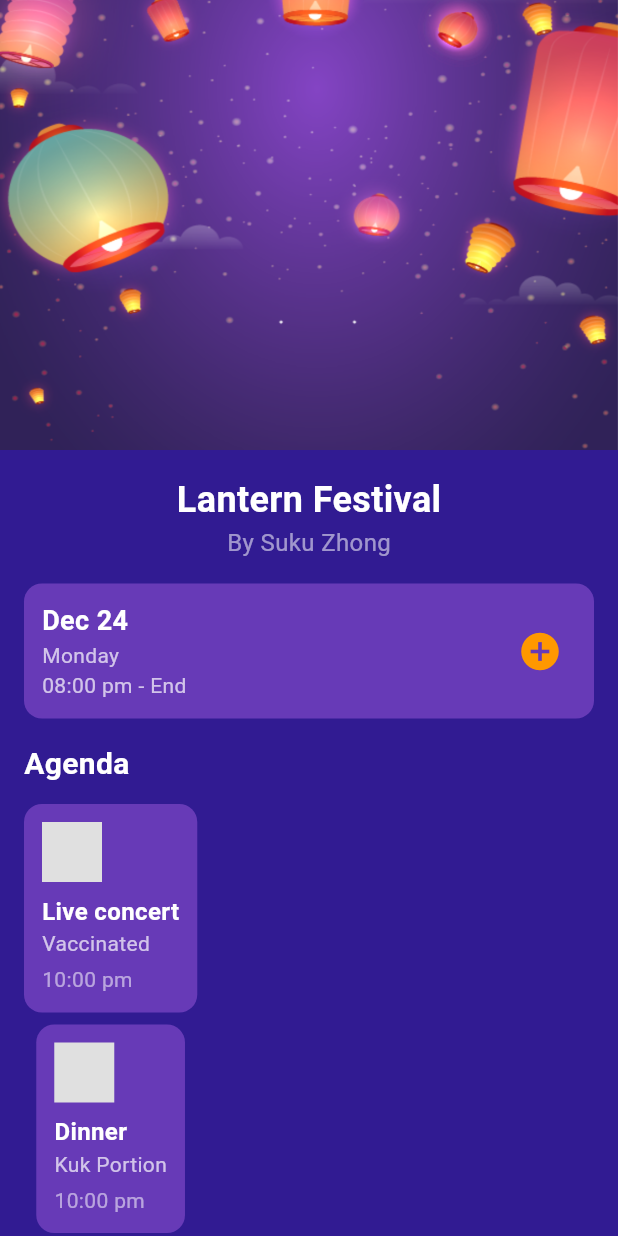
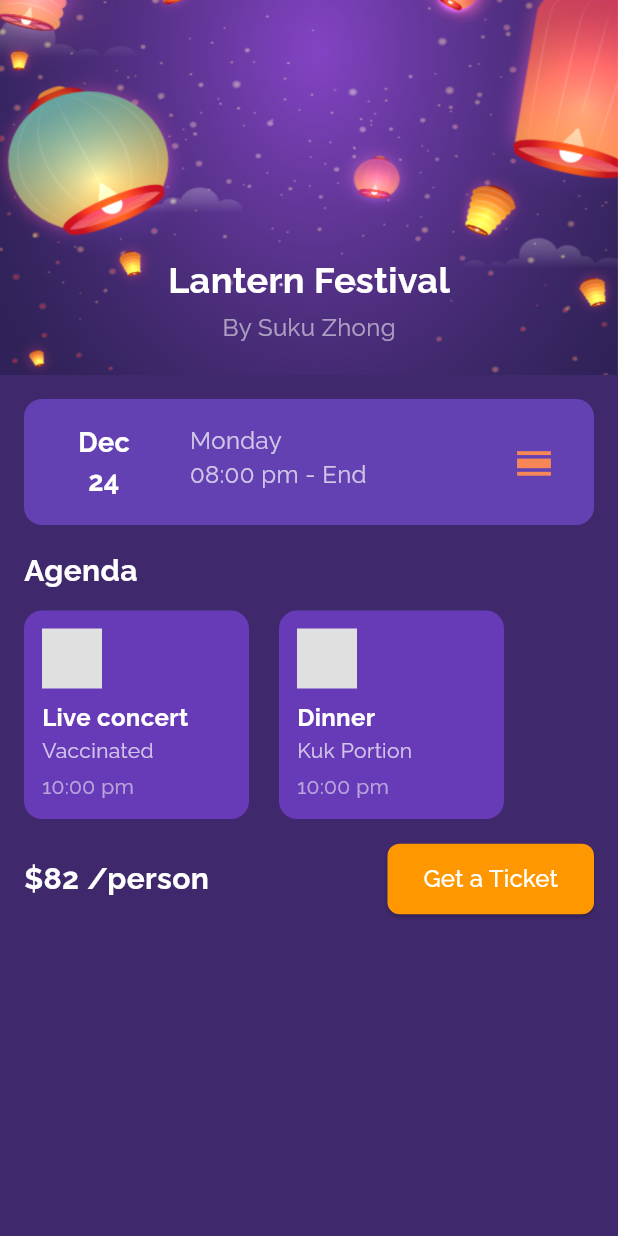
Before and after one commit to LCCastillo03/f_project_mobile, a Flutter app: the screen it shows after launch, on a phone screen of 412 x 824 dp. Run offline on Flutter 3.47's test engine with Material 3 defaults, Android fonts, the light colour scheme and no system bars; our stand-ins replace font_awesome_flutter, google_fonts.

Commit message:
Add Google Fonts and Font Awesome dependencies; update path provider registration

```diff
--- a/project/lib/main.dart
+++ b/project/lib/main.dart
@@ -1,4 +1,6 @@
 import 'package:flutter/material.dart';
+import 'package:google_fonts/google_fonts.dart';
+import 'package:font_awesome_flutter/font_awesome_flutter.dart';
 
 void main() {
   runApp(const LanternFestivalApp());
@@ -10,6 +12,9 @@ class LanternFestivalApp extends StatelessWidget {
   @override
   Widget build(BuildContext context) {
     return MaterialApp(
+      theme: ThemeData(
+        textTheme: GoogleFonts.ralewayTextTheme(),
+      ),
       debugShowCheckedModeBanner: false,
       home: LanternFestivalPage(),
     );
@@ -20,16 +25,19 @@ class LanternFestivalPage extends StatelessWidget {
   @override
   Widget build(BuildContext context) {
     return Scaffold(
-      backgroundColor: Colors.deepPurple[900],
+      backgroundColor: const Color(0xFF3f286b),
       body: SafeArea(
         child: SingleChildScrollView(
           child: Column(
-            crossAxisAlignment: CrossAxisAlignment.start, // Alineación opcional
+            crossAxisAlignment: CrossAxisAlignment.start,
             children: [
-              // Imagen de fondo
+              // Imagen de fondo con texto
+              Stack(
+                alignment: Alignment.bottomCenter,
+                children: [
                   Container(
                     width: double.infinity,
-                height: 300, // Tamaño fijo para evitar problemas
+                    height: 250,
                     decoration: const BoxDecoration(
                       image: DecorationImage(
                         image: AssetImage("assets/laterns.png"),
@@ -38,12 +46,11 @@ class LanternFestivalPage extends StatelessWidget {
                       ),
                     ),
                   ),
-
-              const SizedBox(height: 16),
-
-              // Título
-              const Center(
+                  Padding(
+                    padding: const EdgeInsets.only(
+                        bottom: 20), // Espacio desde abajo
                     child: Column(
+                      mainAxisSize: MainAxisSize.min,
                       children: [
                         Text(
                           'Lantern Festival',
@@ -53,6 +60,7 @@ class LanternFestivalPage extends StatelessWidget {
                             fontWeight: FontWeight.bold,
                           ),
                         ),
+                        const SizedBox(height: 4),
                         Text(
                           'By Suku Zhong',
                           style: TextStyle(
@@ -63,46 +71,56 @@ class LanternFestivalPage extends StatelessWidget {
                       ],
                     ),
                   ),
-
+                ],
+              ),
               const SizedBox(height: 16),
 
               // Información del evento
-              Padding(
+              Center(
+                child: Padding(
                   padding: const EdgeInsets.symmetric(horizontal: 16),
                   child: Container(
-                  padding: const EdgeInsets.all(12),
+                    width: 400,
+                    alignment: Alignment.center,
+                    padding: const EdgeInsets.all(16),
                     decoration: BoxDecoration(
-                    color: Colors.deepPurple,
+                      color: const Color(0xFF6441b2),
                       borderRadius: BorderRadius.circular(12),
                     ),
                     child: Row(
                       mainAxisAlignment: MainAxisAlignment.spaceBetween,
                       children: [
-                      Column(
+                        Row(
                           crossAxisAlignment: CrossAxisAlignment.start,
                           children: const [
+                            SizedBox(width: 20), // Espacio entre fecha y hora
+
                             Text(
-                            'Dec 24',
+                              'Dec\n24',
+                              textAlign: TextAlign.center,
                               style: TextStyle(
                                 color: Colors.white,
                                 fontSize: 18,
                                 fontWeight: FontWeight.bold,
                               ),
                             ),
+                            SizedBox(width: 40), // Espacio entre fecha y hora
                             Text(
                               'Monday\n08:00 pm - End',
                               style: TextStyle(
                                 color: Colors.white70,
+                                fontSize: 16,
                               ),
                             ),
                           ],
                         ),
                         IconButton(
                           onPressed: () {},
-                        icon: const Icon(Icons.add_circle,
-                            color: Colors.orange, size: 30),
+                          icon: const Icon(Icons.calendar_view_day,
+                              color: const Color(0xFFf78656), size: 30),
                         ),
                       ],
+                    ),
                   ),
                 ),
               ),
@@ -123,18 +141,17 @@ class LanternFestivalPage extends StatelessWidget {
               ),
 
               const SizedBox(height: 12),
-
               Padding(
                 padding: const EdgeInsets.symmetric(horizontal: 16),
-                child: Column(
+                child: Wrap(
+                  spacing: 20, // Espaciado entre los ítems
+                  runSpacing: 20, // Espaciado entre líneas si hay más ítems
                   children: [
                     _buildAgendaItem('Live concert', 'Vaccinated', '10:00 pm'),
-                    const SizedBox(height: 8),
                     _buildAgendaItem('Dinner', 'Kuk Portion', '10:00 pm'),
                   ],
                 ),
               ),
-
               const SizedBox(height: 16),
 
               // Precio y botón
@@ -180,6 +197,7 @@ class LanternFestivalPage extends StatelessWidget {
 
   static Widget _buildAgendaItem(String title, String subtitle, String time) {
     return Container(
+      width: 150, // Ajusta el ancho de cada ítem
       padding: const EdgeInsets.all(12),
       decoration: BoxDecoration(
         color: Colors.deepPurple,
--- a/project/pubspec.yaml
+++ b/project/pubspec.yaml
@@ -34,6 +34,8 @@ dependencies:
   # The following adds the Cupertino Icons font to your application.
   # Use with the CupertinoIcons class for iOS style icons.
   cupertino_icons: ^1.0.8
+  google_fonts: ^6.2.1
+  font_awesome_flutter: ^10.8.0
 
 dev_dependencies:
   flutter_test:
```
Also changed, not shown: project/pubspec.lock, 1 other file. Lines whose indentation alone changed are shown as unchanged.
